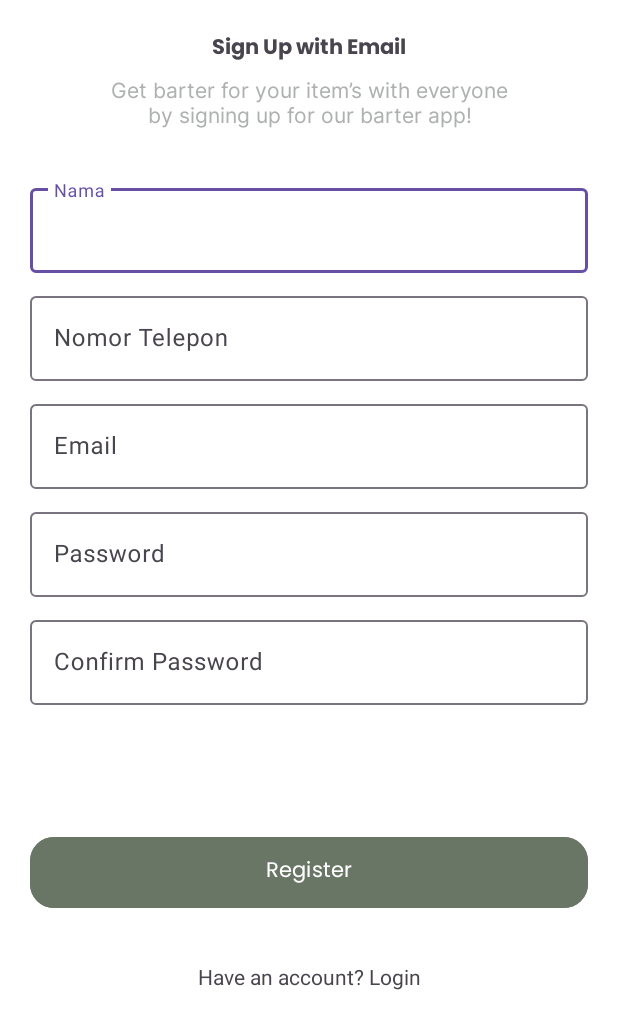
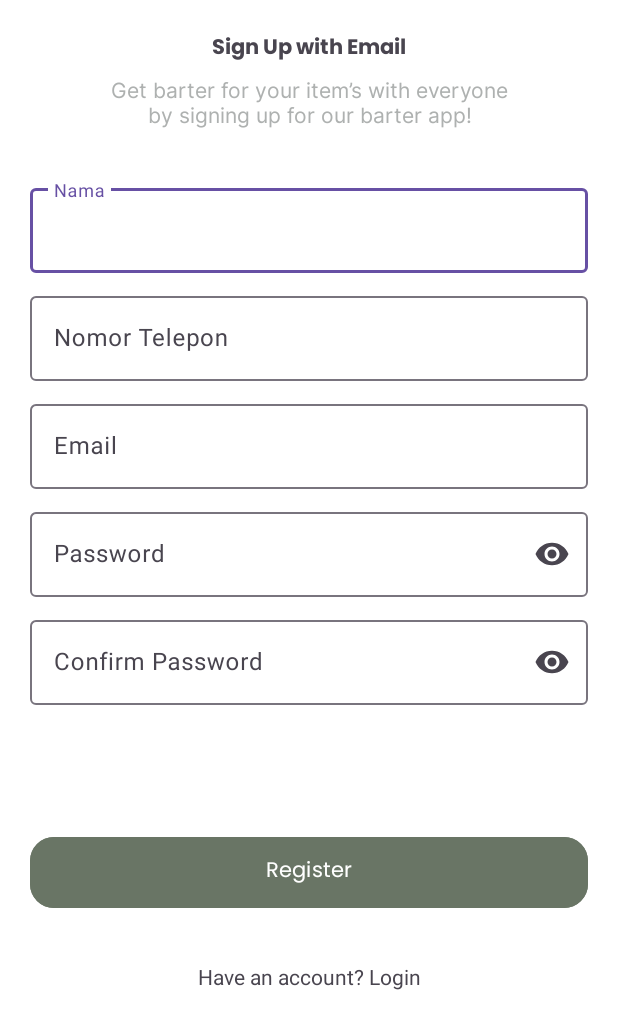
Before and after one commit to VerlyTan11/Bartems, an Android app: the RegisterActivity screen opened directly, with no data from a screen before it, on a phone screen of 412 x 824 dp, the part 225-1236 px from its top. Run offline under Robolectric (Android 15) with nearby library versions, the phone set to English and light mode, and no system bars; our stand-ins replace Firebase (no records; nobody signed in at launch, a user with empty details on screens opened directly).

Commit message:
tambahin password toggle di regist

```diff
--- a/app/src/main/res/layout/register.xml
+++ b/app/src/main/res/layout/register.xml
@@ -121,6 +121,7 @@
         android:layout_marginStart="20dp"
         android:layout_marginTop="10dp"
         android:layout_marginEnd="20dp"
+        app:endIconMode="password_toggle"
         app:layout_constraintEnd_toEndOf="parent"
         app:layout_constraintStart_toStartOf="parent"
         app:layout_constraintTop_toBottomOf="@+id/email_regist"
@@ -141,6 +142,7 @@
         android:layout_marginStart="20dp"
         android:layout_marginTop="10dp"
         android:layout_marginEnd="20dp"
+        app:endIconMode="password_toggle"
         app:layout_constraintEnd_toEndOf="parent"
         app:layout_constraintStart_toStartOf="parent"
         app:layout_constraintTop_toBottomOf="@+id/password_regist"
```
